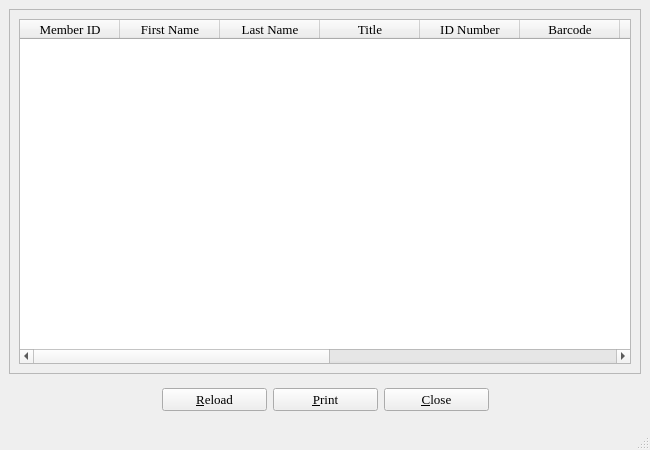
Old version of the form history.ui in the repository textbrowser/biblioteq.
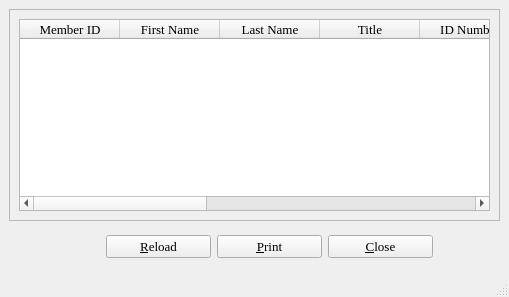
New version of the form. Icons and pictures are not drawn.

Patch:
```diff
--- a/history.ui
+++ b/history.ui
@@ -2,14 +2,6 @@
 <ui version="4.0">
  <class>historyDialog</class>
  <widget class="QMainWindow" name="historyDialog">
-  <property name="geometry">
-   <rect>
-    <x>0</x>
-    <y>0</y>
-    <width>650</width>
-    <height>450</height>
-   </rect>
-  </property>
   <property name="font">
    <font>
     <family>Times</family>
```
